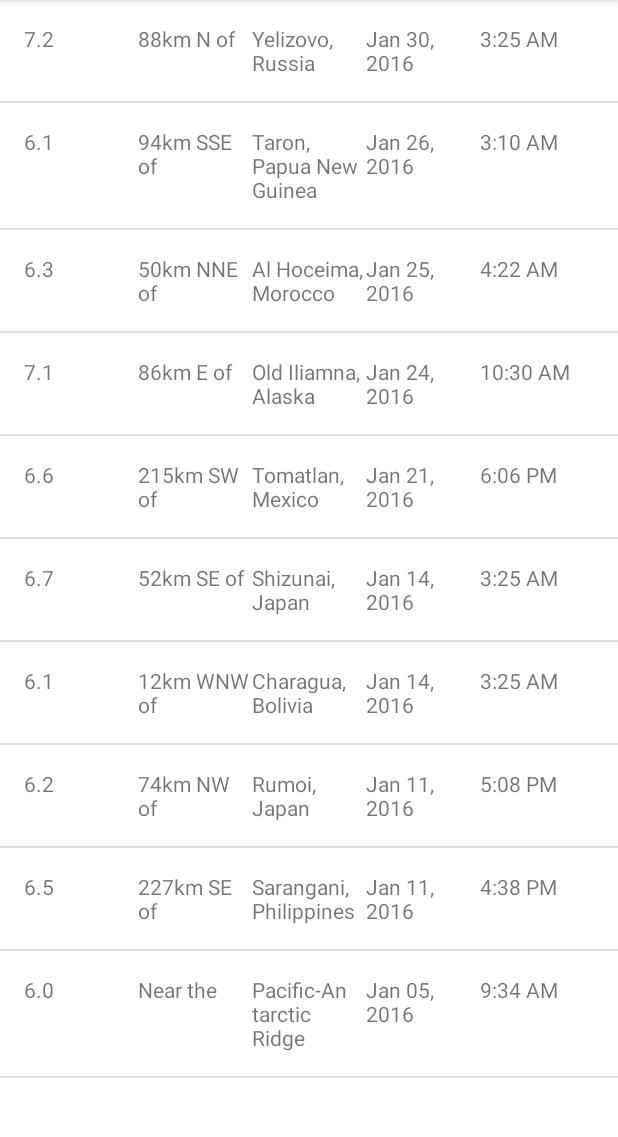
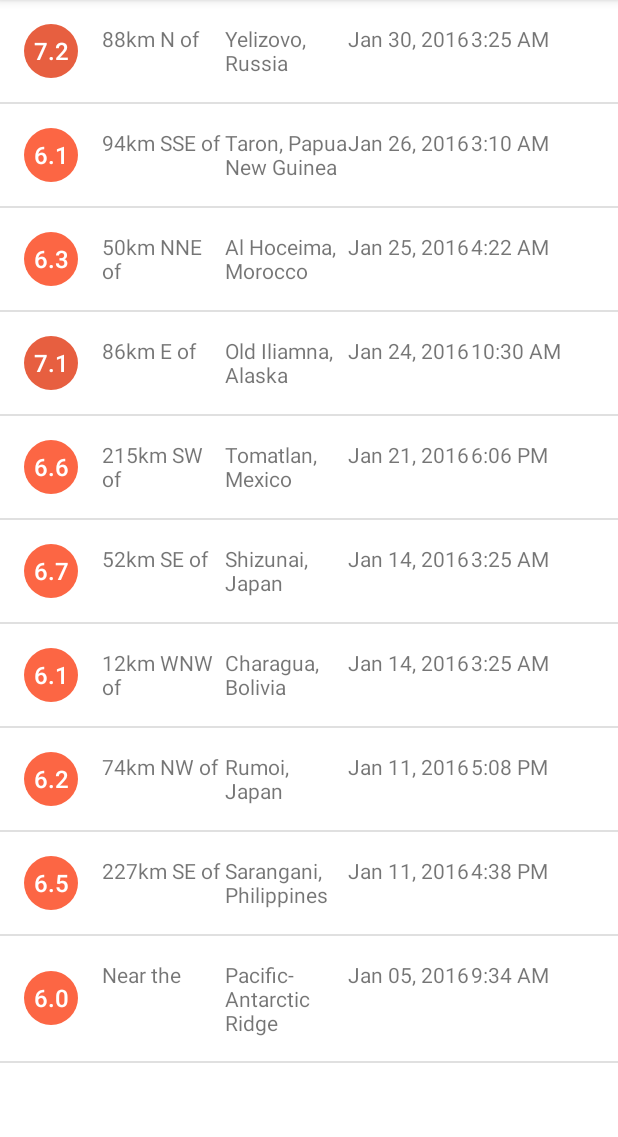
Before and after one commit to swapanpal/Earthquake-API-HTTP-Networking, an Android app: the screen it shows after launch (EarthquakeActivity), on a phone screen of 412 x 824 dp, the part 84-1221 px from its top. Run offline under Robolectric (Android 15) with nearby library versions, the phone set to English and light mode, and no system bars.

Commit message:
Add magnitude circle

```diff
--- a/app/src/main/java/android/example/com/earthquakeapinetworking/EarthquakeAdapter.java
+++ b/app/src/main/java/android/example/com/earthquakeapinetworking/EarthquakeAdapter.java
@@ -1,6 +1,7 @@
 package android.example.com.earthquakeapinetworking;
 
 import android.content.Context;
+import android.graphics.drawable.GradientDrawable;
 import android.view.LayoutInflater;
 import android.view.View;
 import android.view.ViewGroup;
@@ -9,6 +10,7 @@ import android.widget.TextView;
 
 import androidx.annotation.NonNull;
 import androidx.annotation.Nullable;
+import androidx.core.content.ContextCompat;
 
 import java.text.DecimalFormat;
 import java.text.SimpleDateFormat;
@@ -64,6 +66,14 @@ public class EarthquakeAdapter extends ArrayAdapter<Earthquake> {
         String formattedMagnitude = formatMagnitude(currentEarthquake.getmMagnitude());
         // Display the magnitude of the current earthquake in that TextView
         magnitudeView.setText(formattedMagnitude);
+
+        // Set the proper background color on the magnitude circle.
+        // Fetch the background from the TextView, which is a GradientDrawable.
+        GradientDrawable magnitudeCircle = (GradientDrawable) magnitudeView.getBackground();
+        // Get the appropriate background color based on the current earthquake magnitude
+        int magnitudeColor = getMagnitudeColor(currentEarthquake.getmMagnitude());
+        // Set the color on the magnitude circle
+        magnitudeCircle.setColor(magnitudeColor);
 
         // Get the original location string from the Earthquake object,
         // which can be in the format of "5km N of Cairo, Egypt" or "Pacific-Antarctic Ridge".
@@ -125,6 +135,50 @@ public class EarthquakeAdapter extends ArrayAdapter<Earthquake> {
         return listItemView;
     }
     /**
+     * Return the color for the magnitude circle based on the intensity of the earthquake.
+     *
+     * @param magnitude of the earthquake
+     */
+    private int getMagnitudeColor(double magnitude){
+        int magnitudeColorResourceId;
+        int magnitudeFloor = (int) Math.floor(magnitude);
+        switch (magnitudeFloor){
+            case 0:
+            case 1:
+                magnitudeColorResourceId = R.color.magnitude1;
+                break;
+            case 2:
+                magnitudeColorResourceId = R.color.magnitude2;
+                break;
+            case 3:
+                magnitudeColorResourceId = R.color.magnitude3;
+                break;
+            case 4:
+                magnitudeColorResourceId = R.color.magnitude4;
+                break;
+            case 5:
+                magnitudeColorResourceId = R.color.magnitude5;
+                break;
+            case 6:
+                magnitudeColorResourceId = R.color.magnitude6;
+                break;
+            case 7:
+                magnitudeColorResourceId = R.color.magnitude7;
+                break;
+            case 8:
+                magnitudeColorResourceId = R.color.magnitude8;
+                break;
+            case 9:
+                magnitudeColorResourceId = R.color.magnitude9;
+                break;
+            default:
+                magnitudeColorResourceId = R.color.magnitude10plus;
+                break;
+        }
+        return ContextCompat.getColor(getContext(), magnitudeColorResourceId);
+    }
+
+    /**
      * Return the formatted magnitude string showing 1 decimal place (i.e. "3.2")
      * from a decimal magnitude value.
      */
--- /dev/null
+++ b/app/src/main/res/drawable/magnitude_circle.xml
@@ -0,0 +1,11 @@
+<?xml version="1.0" encoding="utf-8"?>
+<!-- Background circle for the magnitude value -->
+<shape xmlns:android="http://schemas.android.com/apk/res/android"
+    android:shape="oval">
+    <solid android:color="@color/magnitude1"/>
+    <size android:height="36dp"
+        android:width="36dp"/>
+    <corners android:radius="18dp"/>
+
+
+</shape>
--- a/app/src/main/res/layout/earthquake_list_item.xml
+++ b/app/src/main/res/layout/earthquake_list_item.xml
@@ -9,12 +9,18 @@
 
     <TextView
         android:id="@+id/magnitude"
-        android:layout_width="0dp"
-        android:layout_height="wrap_content"
-        android:layout_weight="1"
+        android:layout_width="36dp"
+        android:layout_height="36dp"
+        android:layout_gravity="center_vertical"
+        android:background="@drawable/magnitude_circle"
+        android:fontFamily="sans-serif-medium"
+        android:gravity="center"
+        android:textColor="@android:color/white"
+        android:textSize="16sp"
         tools:text="8.9" />
    <TextView
        android:id="@+id/location_offset"
+       android:layout_marginLeft="16dp"
        android:layout_width="0dp"
        android:layout_height="wrap_content"
        android:layout_weight="1"
--- a/app/src/main/res/values/colors.xml
+++ b/app/src/main/res/values/colors.xml
@@ -7,4 +7,34 @@
     <color name="teal_700">#FF018786</color>
     <color name="black">#FF000000</color>
     <color name="white">#FFFFFFFF</color>
+
+    <!-- Color for an earthquake with magnitude 0 and 2 -->
+    <color name="magnitude1">#4A7BA7</color>
+
+    <!-- Magnitude circle color for an earthquake with magnitude between 2 and 3 -->
+    <color name="magnitude2">#04B4B3</color>
+
+    <!-- Magnitude circle color for an earthquake with magnitude between 3 and 4 -->
+    <color name="magnitude3">#10CAC9</color>
+
+    <!-- Magnitude circle color for an earthquake with magnitude between 4 and 5 -->
+    <color name="magnitude4">#F5A623</color>
+
+    <!-- Magnitude circle color for an earthquake with magnitude between 5 and 6 -->
+    <color name="magnitude5">#FF7D50</color>
+
+    <!-- Magnitude circle color for an earthquake with magnitude between 6 and 7 -->
+    <color name="magnitude6">#FC6644</color>
+
+    <!-- Magnitude circle color for an earthquake with magnitude between 7 and 8 -->
+    <color name="magnitude7">#E75F40</color>
+
+    <!-- Magnitude circle color for an earthquake with magnitude between 8 and 9 -->
+    <color name="magnitude8">#E13A20</color>
+
+    <!-- Magnitude circle color for an earthquake with magnitude between 9 and 10 -->
+    <color name="magnitude9">#D93218</color>
+
+    <!-- Magnitude circle color for an earthquake with magnitude over 10 -->
+    <color name="magnitude10plus">#C03823</color>
 </resources>
```
